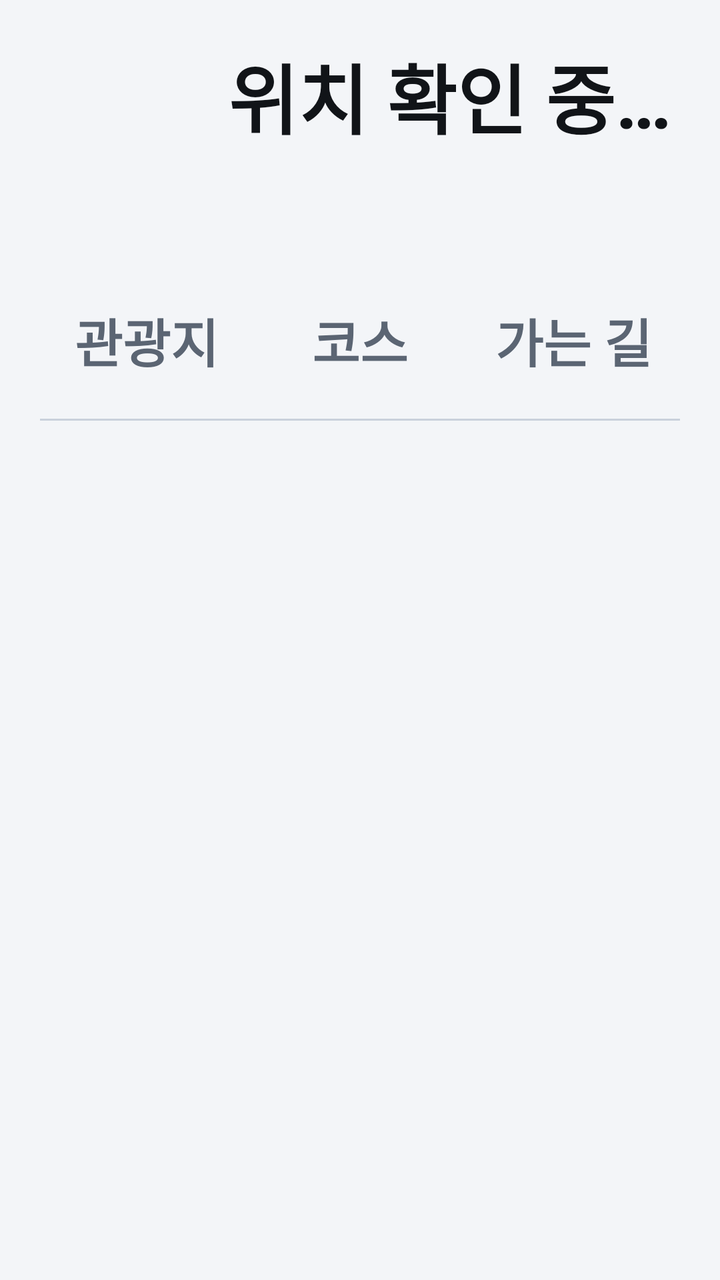
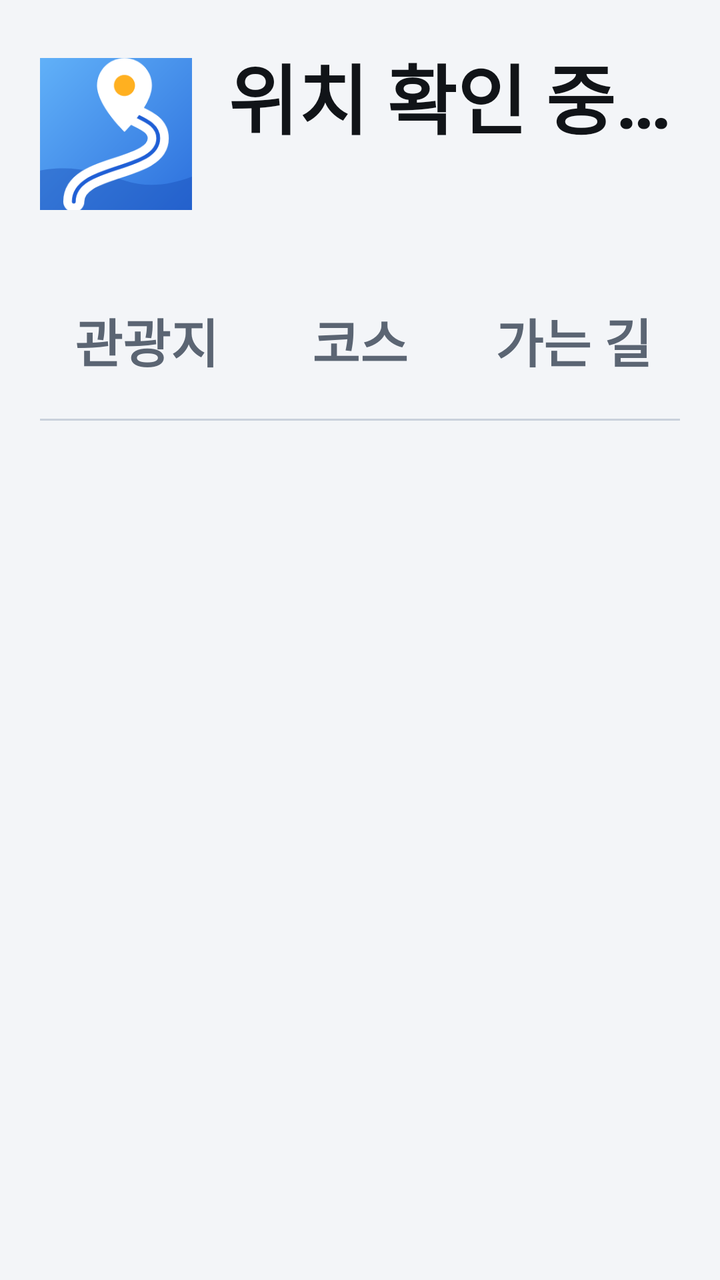

The first picture is an Android layout as it rendered before a commit; the second is the same layout after the commit. The layout source and the unified diff follow.
<!-- AndroidManifest.xml: application theme AppTheme -->
<!-- res/layout/activity_main.xml -->
<?xml version="1.0" encoding="utf-8"?>
<LinearLayout xmlns:android="http://schemas.android.com/apk/res/android"
    android:layout_width="match_parent"
    android:layout_height="match_parent"
    android:background="@color/bg"
    android:orientation="vertical"
    android:padding="20dp">

    
    <LinearLayout
        android:layout_width="match_parent"
        android:layout_height="wrap_content"
        android:gravity="center_vertical"
        android:orientation="horizontal">

        <ImageView
            android:layout_width="76dp"
            android:layout_height="76dp"
            android:layout_marginEnd="18dp"
            android:importantForAccessibility="no"
            android:src="@mipmap/ic_launcher" />

        <LinearLayout
            android:layout_width="0dp"
            android:layout_height="wrap_content"
            android:layout_weight="1"
            android:orientation="vertical">

            <TextView
                android:id="@+id/regionText"
                android:layout_width="wrap_content"
                android:layout_height="wrap_content"
                android:text="위치 확인 중…"
                android:textColor="@color/text_primary"
                android:textSize="38sp"
                android:textStyle="bold" />

            <TextView
                android:id="@+id/statusText"
                android:layout_width="wrap_content"
                android:layout_height="wrap_content"
                android:layout_marginTop="4dp"
                android:maxLines="1"
                android:ellipsize="end"
                android:textColor="@color/text_secondary"
                android:textSize="26sp" />
        </LinearLayout>
    </LinearLayout>

    <LinearLayout
        android:layout_width="match_parent"
        android:layout_height="wrap_content"
        android:layout_marginTop="16dp"
        android:background="@drawable/tab_group_bg"
        android:orientation="horizontal">

        <Button
            android:id="@+id/tabAttractions"
            style="?android:attr/borderlessButtonStyle"
            android:background="@drawable/tab_bg"
            android:stateListAnimator="@null"
            android:textAllCaps="false"
            android:textColor="@color/tab_text"
            android:textStyle="bold"
            android:layout_width="0dp"
            android:layout_height="80dp"
            android:layout_weight="1"
            android:text="관광지"
            android:textSize="26sp" />

        <Button
            android:id="@+id/tabCourses"
            style="?android:attr/borderlessButtonStyle"
            android:background="@drawable/tab_bg"
            android:stateListAnimator="@null"
            android:textAllCaps="false"
            android:textColor="@color/tab_text"
            android:textStyle="bold"
            android:layout_width="0dp"
            android:layout_height="80dp"
            android:layout_weight="1"
            android:text="코스"
            android:textSize="26sp" />

        <Button
            android:id="@+id/tabUpcoming"
            style="?android:attr/borderlessButtonStyle"
            android:background="@drawable/tab_bg"
            android:stateListAnimator="@null"
            android:textAllCaps="false"
            android:textColor="@color/tab_text"
            android:textStyle="bold"
            android:layout_width="0dp"
            android:layout_height="80dp"
            android:layout_weight="1"
            android:text="가는 길"
            android:textSize="26sp" />
    </LinearLayout>

    <ScrollView
        android:layout_width="match_parent"
        android:layout_height="0dp"
        android:layout_marginTop="12dp"
        android:layout_weight="1">

        <LinearLayout
            android:id="@+id/listContainer"
            android:layout_width="match_parent"
            android:layout_height="wrap_content"
            android:orientation="vertical" />
    </ScrollView>
</LinearLayout>
<!-- resources referenced by this layout -->
<resources>
  <color name="bg">#F3F5F8</color>
  <color name="text_primary">#111418</color>
  <color name="text_secondary">#5B6573</color>
  <!-- drawable tab_bg (drawable) -->
  <?xml version="1.0" encoding="utf-8"?>
  <selector xmlns:android="http://schemas.android.com/apk/res/android">
      <item android:state_selected="true">
          <layer-list>
              <item
                  android:height="4dp"
                  android:gravity="bottom">
                  <shape>
                      <solid android:color="@color/text_primary" />
                      <corners android:radius="2dp" />
                  </shape>
              </item>
          </layer-list>
      </item>
      <item android:state_pressed="true">
          <shape>
              <solid android:color="@color/pressed" />
          </shape>
      </item>
      <item android:drawable="@android:color/transparent" />
  </selector>
  <!-- drawable tab_group_bg (drawable) -->
  <?xml version="1.0" encoding="utf-8"?>
  <layer-list xmlns:android="http://schemas.android.com/apk/res/android">
      <item
          android:height="1dp"
          android:gravity="bottom">
          <shape>
              <solid android:color="@color/outline" />
          </shape>
      </item>
  </layer-list>
  <!-- mipmap ic_launcher (mipmap-anydpi-v26) -->
  <?xml version="1.0" encoding="utf-8"?>
  <adaptive-icon xmlns:android="http://schemas.android.com/apk/res/android">
      <background android:drawable="@drawable/ic_launcher_background" />
      <foreground android:drawable="@drawable/ic_launcher_foreground" />
  </adaptive-icon>
  <style name="AppTheme" parent="@android:style/Theme.DeviceDefault.DayNight">
          <item name="android:windowActionBar">false</item>
          <item name="android:windowNoTitle">true</item>
          <item name="android:windowBackground">@color/bg</item>
          <item name="android:colorAccent">@color/accent</item>
      </style>
  <color name="pressed">#E3E8EE</color>
  <color name="outline">#C9D1DB</color>
  <!-- drawable ic_launcher_background (drawable) -->
  <?xml version="1.0" encoding="utf-8"?>
  <vector xmlns:android="http://schemas.android.com/apk/res/android"
      xmlns:aapt="http://schemas.android.com/aapt"
      android:width="108dp"
      android:height="108dp"
      android:viewportWidth="108"
      android:viewportHeight="108">
      <path android:pathData="M0,0h108v108h-108z">
          <aapt:attr name="android:fillColor">
              <gradient
                  android:type="linear"
                  android:startX="0"
                  android:startY="0"
                  android:endX="108"
                  android:endY="108"
                  android:startColor="#6EC1FF"
                  android:endColor="#1F5FD6" />
          </aapt:attr>
      </path>
      
      <path
          android:pathData="M0,78 C22,66 40,70 58,76 C76,82 92,74 108,66 L108,108 L0,108z"
          android:fillColor="#1A4FB8"
          android:fillAlpha="0.45" />
  </vector>
  <!-- drawable ic_launcher_foreground (drawable) -->
  <?xml version="1.0" encoding="utf-8"?>
  <vector xmlns:android="http://schemas.android.com/apk/res/android"
      android:width="108dp"
      android:height="108dp"
      android:viewportWidth="108"
      android:viewportHeight="108">
      
      <path
          android:pathData="M34,86 C34,68 74,72 74,56 C74,46 58,46 58,40"
          android:strokeWidth="10"
          android:strokeColor="#FFFFFF"
          android:strokeLineCap="round"
          android:fillColor="#00000000" />
      
      <path
          android:pathData="M34,86 C34,68 74,72 74,56 C74,46 58,46 58,40"
          android:strokeWidth="1.8"
          android:strokeColor="#1F5FD6"
          android:strokeLineCap="round"
          android:fillColor="#00000000" />
      
      <path
          android:pathData="M58,18C50.8,18 45,23.8 45,31c0,9.6 13,22 13,22s13,-12.4 13,-22c0,-7.2 -5.8,-13 -13,-13z"
          android:fillColor="#FFFFFF" />
      <path
          android:pathData="M58,31m-5,0a5,5 0,1 1,10 0a5,5 0,1 1,-10 0"
          android:fillColor="#FFB020" />
  </vector>
  <color name="accent">#5BA8F5</color>
</resources>

<!-- the commit's change to res/layout/activity_main.xml (unified diff, before → after) -->
@@ -13,12 +13,28 @@
         android:gravity="center_vertical"
         android:orientation="horizontal">
 
-        <ImageView
+        
+        <FrameLayout
             android:layout_width="76dp"
             android:layout_height="76dp"
-            android:layout_marginEnd="18dp"
-            android:importantForAccessibility="no"
-            android:src="@mipmap/ic_launcher" />
+            android:layout_marginEnd="18dp">
+
+            <ImageView
+                android:layout_width="match_parent"
+                android:layout_height="match_parent"
+                android:importantForAccessibility="no"
+                android:scaleX="1.5"
+                android:scaleY="1.5"
+                android:src="@drawable/ic_launcher_background" />
+
+            <ImageView
+                android:layout_width="match_parent"
+                android:layout_height="match_parent"
+                android:importantForAccessibility="no"
+                android:scaleX="1.5"
+                android:scaleY="1.5"
+                android:src="@drawable/ic_launcher_foreground" />
+        </FrameLayout>
 
         <LinearLayout
             android:layout_width="0dp"
<!-- resource entries referenced after the edit -->
@@ -36,12 +36,6 @@
           </shape>
       </item>
   </layer-list>
-  <!-- mipmap ic_launcher (mipmap-anydpi-v26) -->
-  <?xml version="1.0" encoding="utf-8"?>
-  <adaptive-icon xmlns:android="http://schemas.android.com/apk/res/android">
-      <background android:drawable="@drawable/ic_launcher_background" />
-      <foreground android:drawable="@drawable/ic_launcher_foreground" />
-  </adaptive-icon>
   <style name="AppTheme" parent="@android:style/Theme.DeviceDefault.DayNight">
           <item name="android:windowActionBar">false</item>
           <item name="android:windowNoTitle">true</item>
